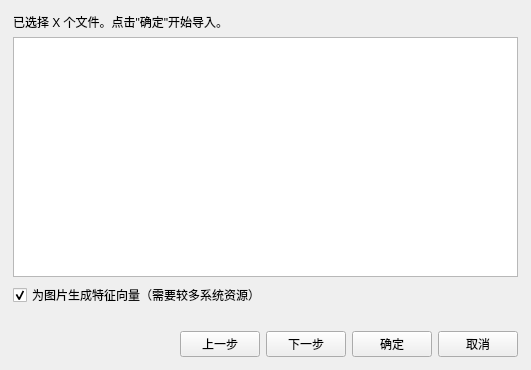
The window that src/ui/dialog_image_import.ui (Craftkuro/StickerGenie) describes before a commit, drawn with Qt 5.
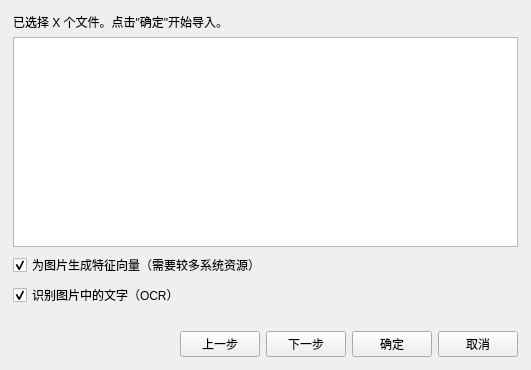
The same window after the commit. The open tabs and pages were chosen to show the change.

Diff of the .ui file:
```diff
--- a/src/ui/dialog_image_import.ui
+++ b/src/ui/dialog_image_import.ui
@@ -135,6 +135,16 @@
          </property>
         </widget>
        </item>
+       <item>
+        <widget class="QCheckBox" name="checkBoxDoTextExtraction">
+         <property name="text">
+          <string>识别图片中的文字（OCR）</string>
+         </property>
+         <property name="checked">
+          <bool>true</bool>
+         </property>
+        </widget>
+       </item>
       </layout>
      </widget>
     </widget>
```
